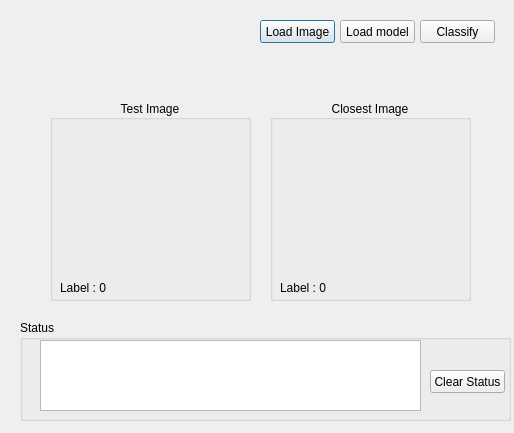
Before: the Qt Designer form PalmNet.ui in VuGiaHuy-0808/PalmNet-GUI, drawn with Qt 5.
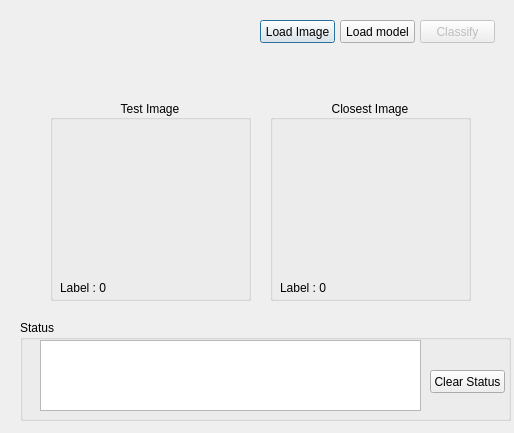
After: the same form once the commit is applied.

The edit to the form file:
```diff
--- a/PalmNet.ui
+++ b/PalmNet.ui
@@ -191,6 +191,9 @@
    </widget>
   </widget>
   <widget class="QPushButton" name="classifyBtn">
+   <property name="enabled">
+    <bool>false</bool>
+   </property>
    <property name="geometry">
     <rect>
      <x>420</x>
```
